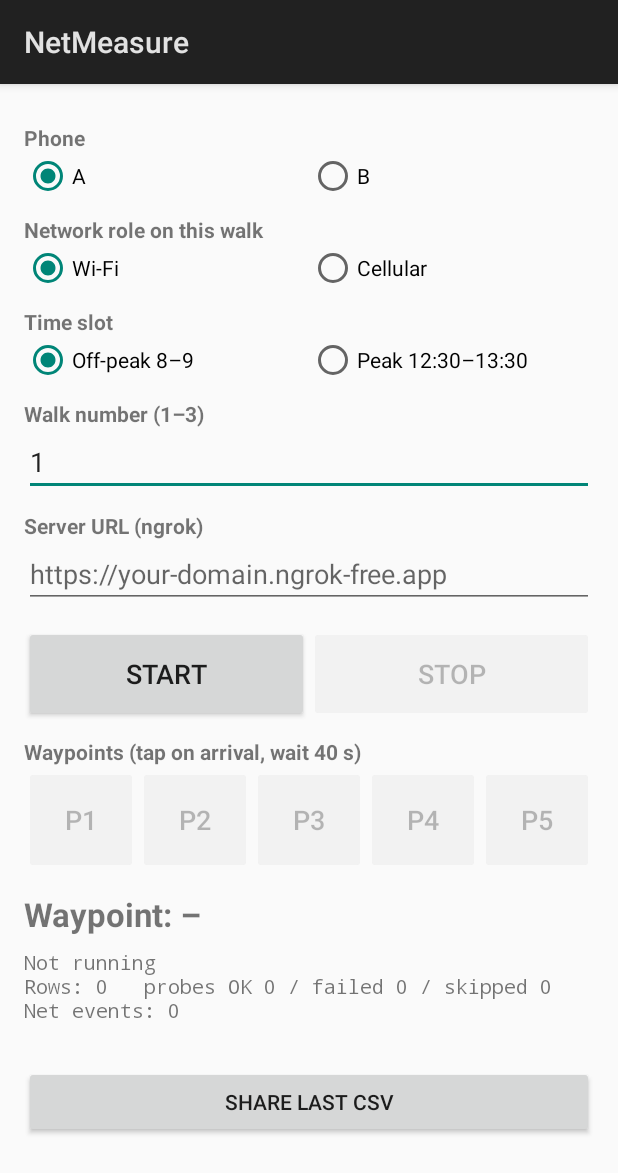
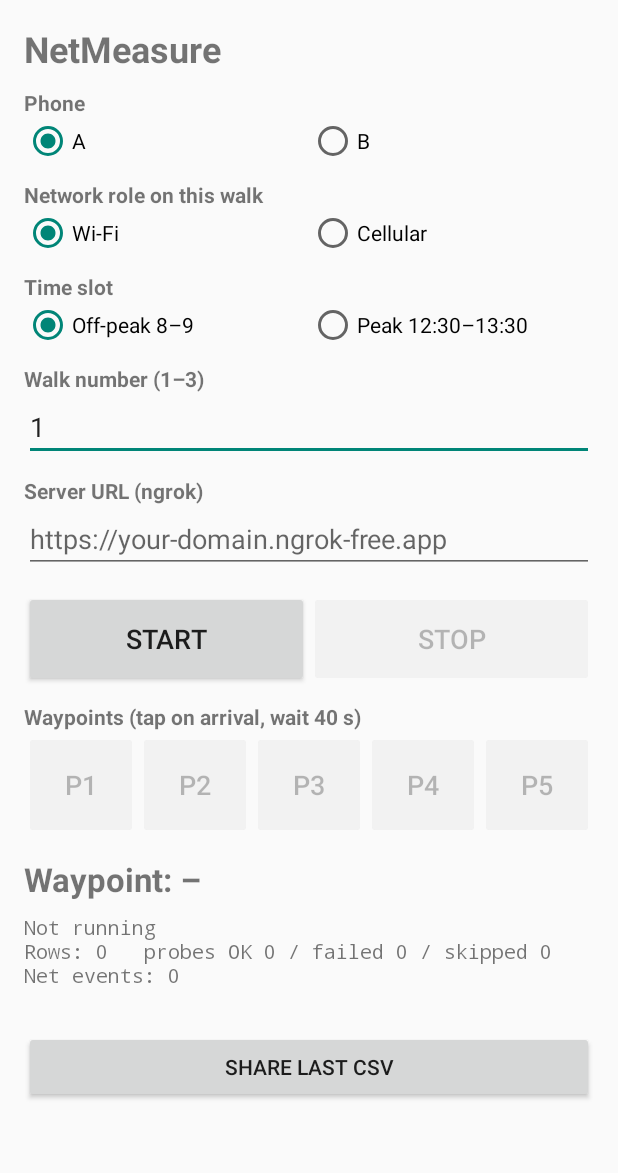
Before and after one commit to Sandali0726/Campus-wifi-vs-cellular, an Android app: the screen it shows after launch (MainActivity), on a phone screen of 412 x 824 dp. Shown: the top 1173 px of the screen. Run offline under Robolectric (Android 15) with nearby library versions, the phone set to English and light mode, and no system bars; pictures from the network do not load.

Commit message:
Fix Phone A/B row hidden under the title bar on Android 16 (#14)

```diff
--- a/android-app/app/src/main/AndroidManifest.xml
+++ b/android-app/app/src/main/AndroidManifest.xml
@@ -20,12 +20,13 @@
         android:allowBackup="false"
         android:label="@string/app_name"
         android:icon="@android:drawable/ic_menu_compass"
-        android:theme="@android:style/Theme.Material.Light.DarkActionBar">
+        android:theme="@android:style/Theme.Material.Light.NoActionBar">
 
         <activity
             android:name=".MainActivity"
             android:exported="true"
-            android:keepScreenOn="true">
+            android:keepScreenOn="true"
+            android:windowSoftInputMode="adjustResize">
             <intent-filter>
                 <action android:name="android.intent.action.MAIN" />
                 <category android:name="android.intent.category.LAUNCHER" />
--- a/android-app/app/src/main/res/layout/activity_main.xml
+++ b/android-app/app/src/main/res/layout/activity_main.xml
@@ -1,5 +1,6 @@
 <?xml version="1.0" encoding="utf-8"?>
 <ScrollView xmlns:android="http://schemas.android.com/apk/res/android"
+    android:id="@+id/root"
     android:layout_width="match_parent"
     android:layout_height="match_parent">
 
@@ -8,6 +9,13 @@
         android:layout_height="wrap_content"
         android:orientation="vertical"
         android:padding="16dp">
+
+        <TextView
+            android:layout_width="match_parent"
+            android:layout_height="wrap_content"
+            android:text="@string/app_name"
+            android:textSize="24sp"
+            android:textStyle="bold" />
 
         <!-- Run settings -->
         <TextView style="@style/Label" android:text="Phone" />
```
Also changed, not shown: android-app/app/src/main/java/lk/ac/mrt/netmeasure/MainActivity.kt (+13 -0 lines), 1 other file.
